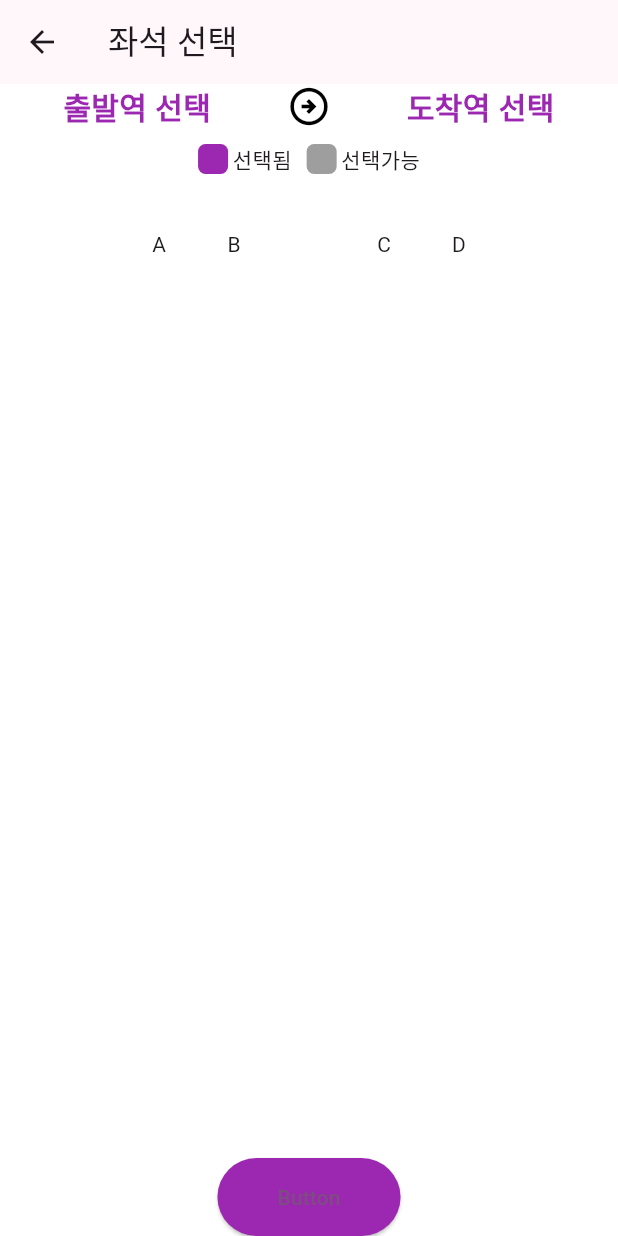
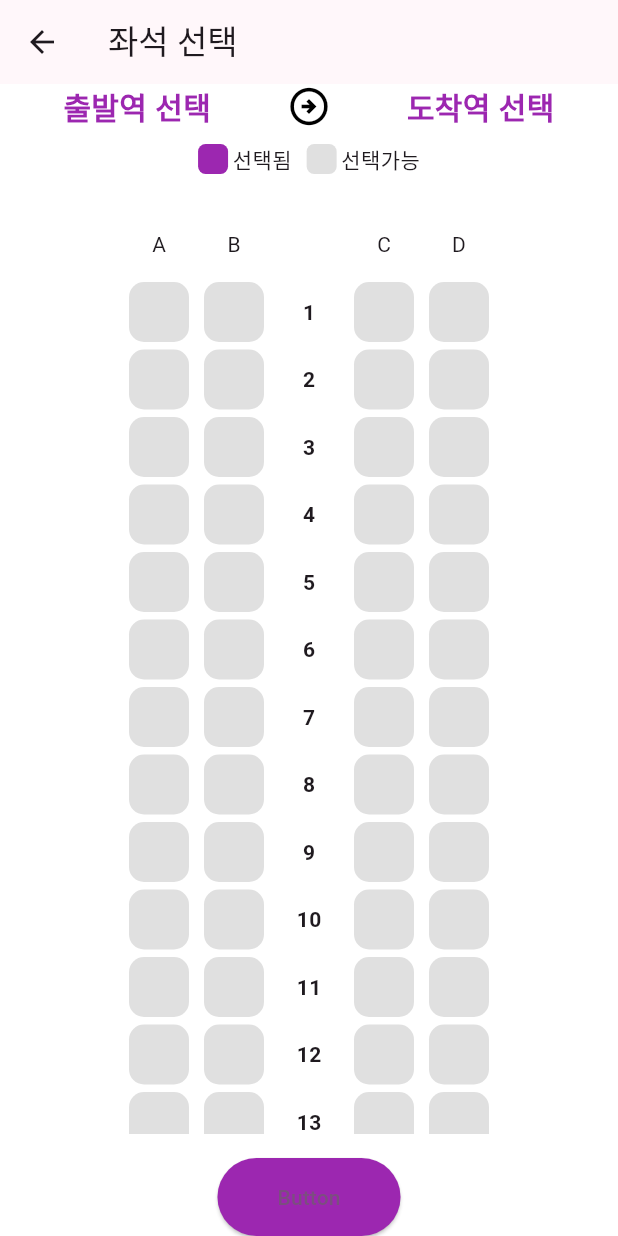
Before and after one commit to ballalssica/flutter_train_app, a Flutter app: the screen it shows after launch, after a tap on "좌석선택", on a phone screen of 412 x 824 dp. Run offline on Flutter 3.47's test engine with Material 3 defaults, Android fonts, the phone set to English and light mode, and no system bars.

Commit message:
chore: SeatBox 레이아웃작업
SeatBox 레이아웃 디자인 완료

```diff
--- a/lib/seat/widgets/seat_choose.dart
+++ b/lib/seat/widgets/seat_choose.dart
@@ -13,8 +13,47 @@ class SeatChoose extends StatelessWidget {
             child: Column(
               crossAxisAlignment: CrossAxisAlignment.center,
               children: [
-                SeatChooseHeader(),
-                // 아래에 다른 위젯들을 추가할 수 있음
+                SeatBoxHeader(),
+                SizedBox(height: 10,),
+                row(1),
+                SizedBox(height: 5,),
+                row(2),
+                SizedBox(height: 5,),
+                row(3),
+                SizedBox(height: 5,),
+                row(4),
+                SizedBox(height: 5,),
+                row(5),
+                SizedBox(height: 5,),
+                row(6),
+                SizedBox(height: 5,),
+                row(7),
+                SizedBox(height: 5,),
+                row(8),
+                SizedBox(height: 5,),
+                row(9),
+                SizedBox(height: 5,),
+                row(10),
+                SizedBox(height: 5,),
+                row(11),
+                SizedBox(height: 5,),
+                row(12),
+                SizedBox(height: 5,),
+                row(13),
+                SizedBox(height: 5,),
+                row(14),
+                SizedBox(height: 5,),
+                row(15),
+                SizedBox(height: 5,),
+                row(16),
+                SizedBox(height: 5,),
+                row(17),
+                SizedBox(height: 5,),
+                row(18),
+                SizedBox(height: 5,),
+                row(19),
+                SizedBox(height: 5,),
+                row(20),
               ],
             ),
           ),
@@ -22,10 +61,54 @@ class SeatChoose extends StatelessWidget {
       ),
     );
   }
+
+  Widget row(int rowNum) {
+    return Padding(
+      padding: const EdgeInsets.symmetric(horizontal: 10),
+      child: Row(
+                  mainAxisAlignment: MainAxisAlignment.center,
+                  children: [
+                    seat(),
+                    SizedBox(width: 10,),
+                    seat(),
+                    SizedBox(width: 10,),
+                    Container(
+                      width: 40,
+                      height: 40,
+                      child: Center(
+                        child: Text(
+                          '$rowNum',
+                          style: TextStyle(
+                            fontWeight: FontWeight.bold
+                          ),
+                        ),
+                      ),
+                      ),
+                    SizedBox(width: 10,),
+                    seat(),
+                    SizedBox(width: 10,),
+                    seat(),
+                  ],
+                ),
+    );
+  }
 }
 
-// 좌석선택 헤더
-class SeatChooseHeader extends StatelessWidget {
+
+// 좌석위젯
+Widget seat() {
+  return Container(
+    width: 40,
+    height: 40,
+    decoration: BoxDecoration(
+      color: Colors.black12,
+      borderRadius: BorderRadius.circular(10),
+    ),
+  );
+}
+
+// SeatBoxHeader
+class SeatBoxHeader extends StatelessWidget {
   @override
   Widget build(BuildContext context) {
     return Row(
--- a/lib/seat/widgets/selected_station.dart
+++ b/lib/seat/widgets/selected_station.dart
@@ -72,7 +72,7 @@ class SelectedStation extends StatelessWidget{
                 width: 20,
                 height: 20,
                 decoration: BoxDecoration(
-                  color: Colors.grey,
+                  color: Colors.black12,
                   borderRadius: BorderRadius.circular(5)
                 ),
               ),
```
